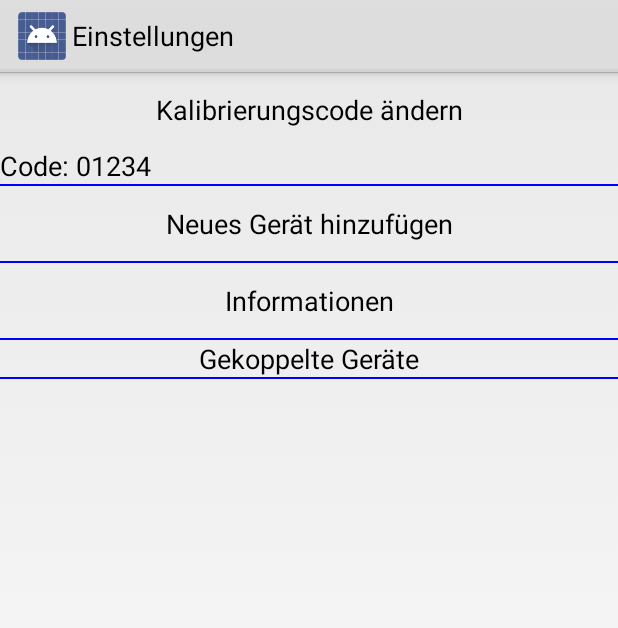
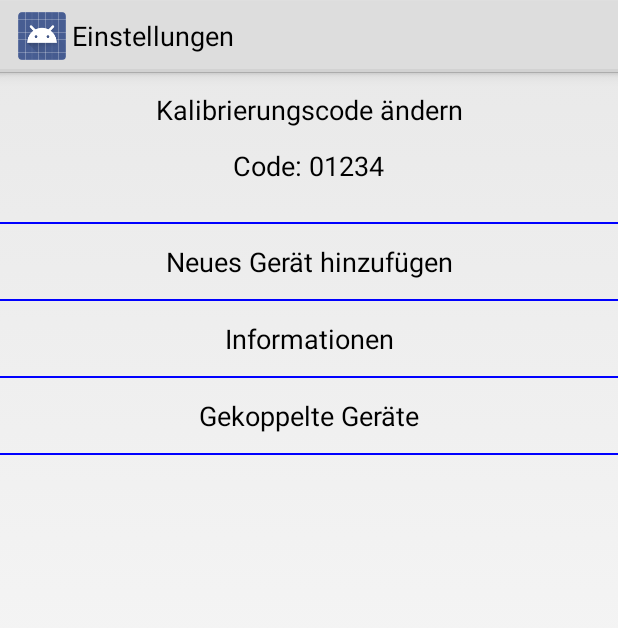
Before and after one commit to Towa0003/WamomuProject, an Android app: the fragment SettingsFragment shown on its own in the app's theme, on a phone screen of 412 x 824 dp. Shown: the top 628 px of the screen. Run offline under Robolectric (Android 15) with nearby library versions, the phone set to English and light mode, and no system bars.

Commit message:
settings layout

```diff
--- a/Wamomu/src/main/res/layout/dialog_add_mahlzeit.xml
+++ b/Wamomu/src/main/res/layout/dialog_add_mahlzeit.xml
@@ -135,10 +135,9 @@
 
         <Spinner
             android:id="@+id/sp_MealGroup"
-            android:layout_width="0dip"
+            android:layout_width="wrap_content"
             android:layout_height="wrap_content"
-            android:padding="10dp"
-            android:layout_weight="1" />
+            android:padding="10dp"/>
 
     </LinearLayout>
 
--- a/Wamomu/src/main/res/layout/settings.xml
+++ b/Wamomu/src/main/res/layout/settings.xml
@@ -27,6 +27,8 @@
         android:textAppearance="?android:attr/textAppearanceMedium"
         android:text="@string/codenumber"
         android:id="@+id/tv_code"
+        android:height="50dp"
+        android:layout_gravity="center"
         />
     <View
 
@@ -105,6 +107,7 @@
             android:id="@+id/tv_paired_devices"
             android:layout_alignParentTop="true"
             android:layout_alignParentLeft="true"
+            android:height="50dp"
             android:gravity="center"
             android:clickable="true"
 
```
Also changed, not shown: 1 other file.
